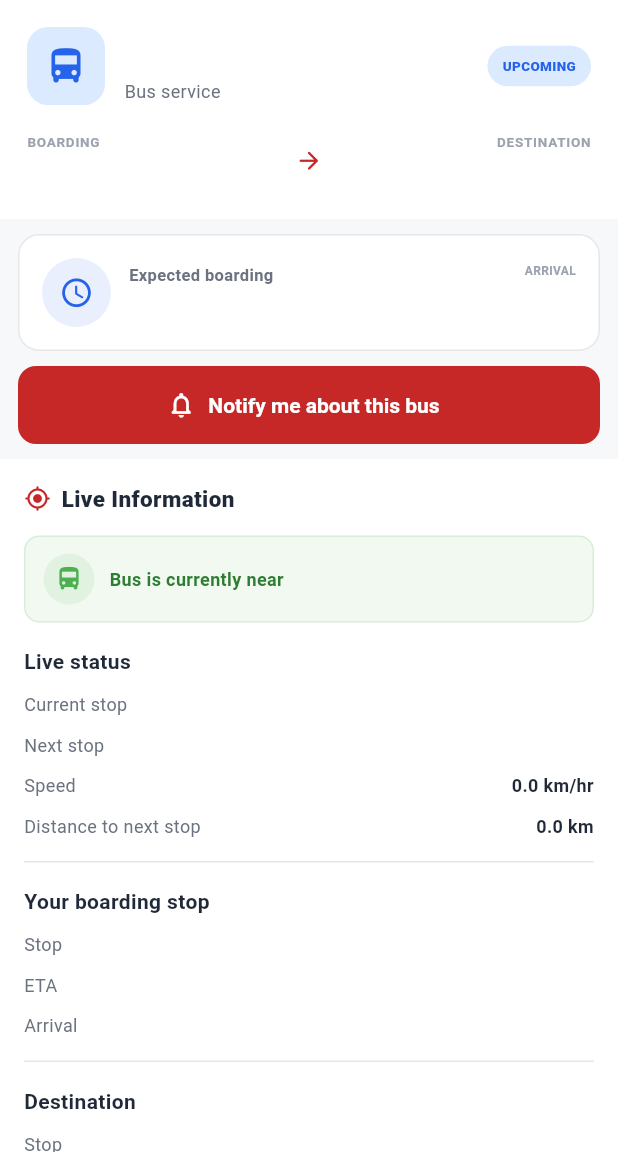
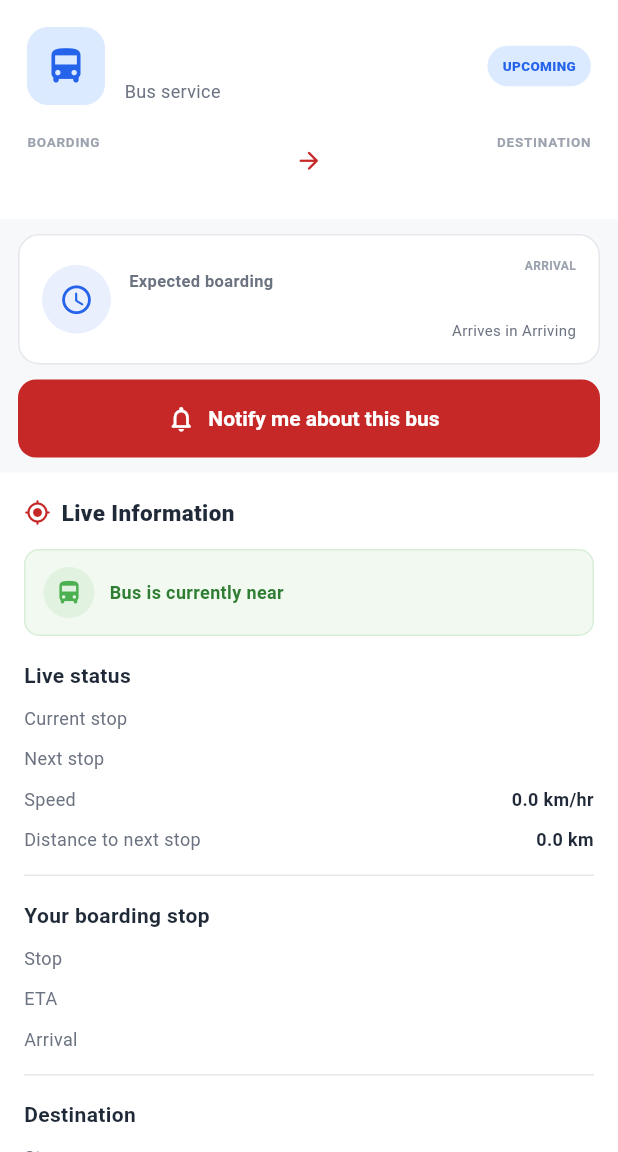
Before and after one commit to adlinben/-Smart-Bus-Tracker, a Flutter app: the BusDetailsScreen screen opened directly with empty values, on a phone screen of 412 x 824 dp, the part 84-1236 px from its top. Run offline on Flutter 3.47's test engine with Material 3 defaults, Android fonts, the phone set to English and light mode, and no system bars; our stand-ins replace firebase_core, firebase_messaging, flutter_local_notifications, google_maps_flutter; accounts and stored records are empty; network calls fail.

Commit message:
updated eta formatter

```diff
--- a/lib/screens/bus_details_screen.dart
+++ b/lib/screens/bus_details_screen.dart
@@ -9,6 +9,7 @@ import '../widgets/route_stops_widget.dart';
 import 'map_screen.dart';
 import '../repositories/notification_repository.dart';
 import '../services/notification_service.dart';
+import '../utils/eta_formatter.dart';
 
 class BusDetailsScreen extends StatefulWidget {
   final Bus bus;
@@ -649,6 +650,14 @@ class _BusDetailsScreenState extends State<BusDetailsScreen> {
                   color: statusColor,
                 ),
               ),
+              const SizedBox(height: 2),
+              Text(
+                "Arrives in ${formatEta(bus.etaToBoardingStop)}",
+                style: const TextStyle(
+                  fontSize: 10,
+                  color: AppTheme.textSecondary,
+                ),
+              ),
             ],
           ),
         ],
--- /dev/null
+++ b/lib/utils/eta_formatter.dart
@@ -0,0 +1,20 @@
+String formatEta(String eta) {
+  final minutes = int.tryParse(eta) ?? 0;
+
+  if (minutes <= 0) {
+    return "Arriving";
+  }
+
+  final hours = minutes ~/ 60;
+  final remainingMinutes = minutes % 60;
+
+  if (hours > 0 && remainingMinutes > 0) {
+    return "$hours hr $remainingMinutes min";
+  }
+
+  if (hours > 0) {
+    return "$hours hr";
+  }
+
+  return "$minutes min";
+}
```
